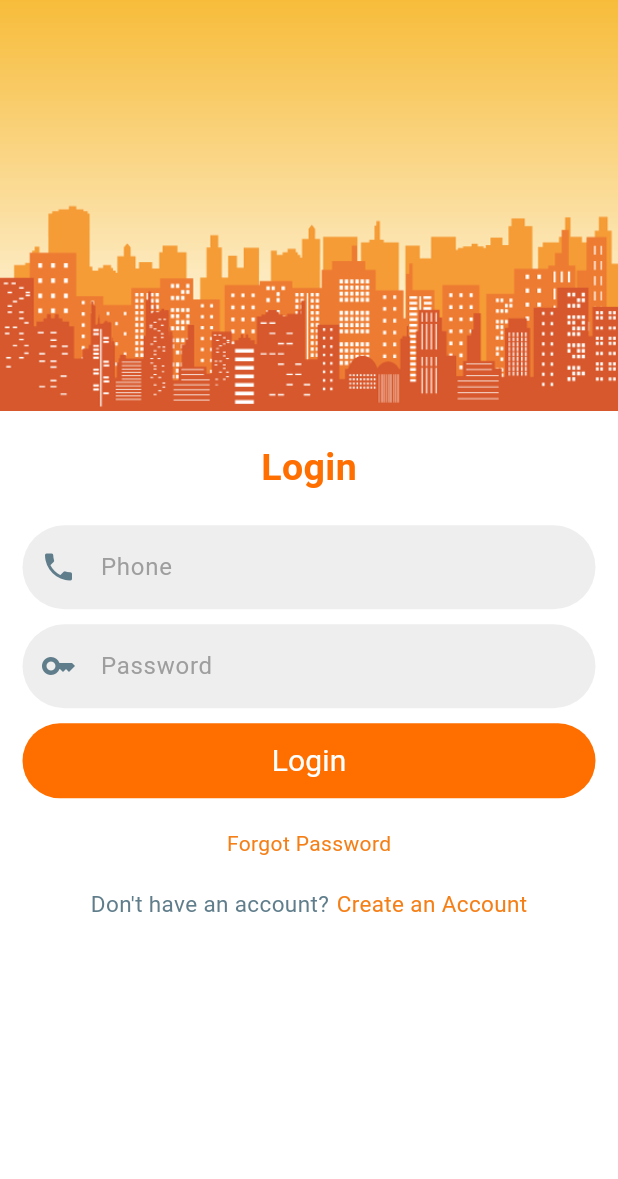
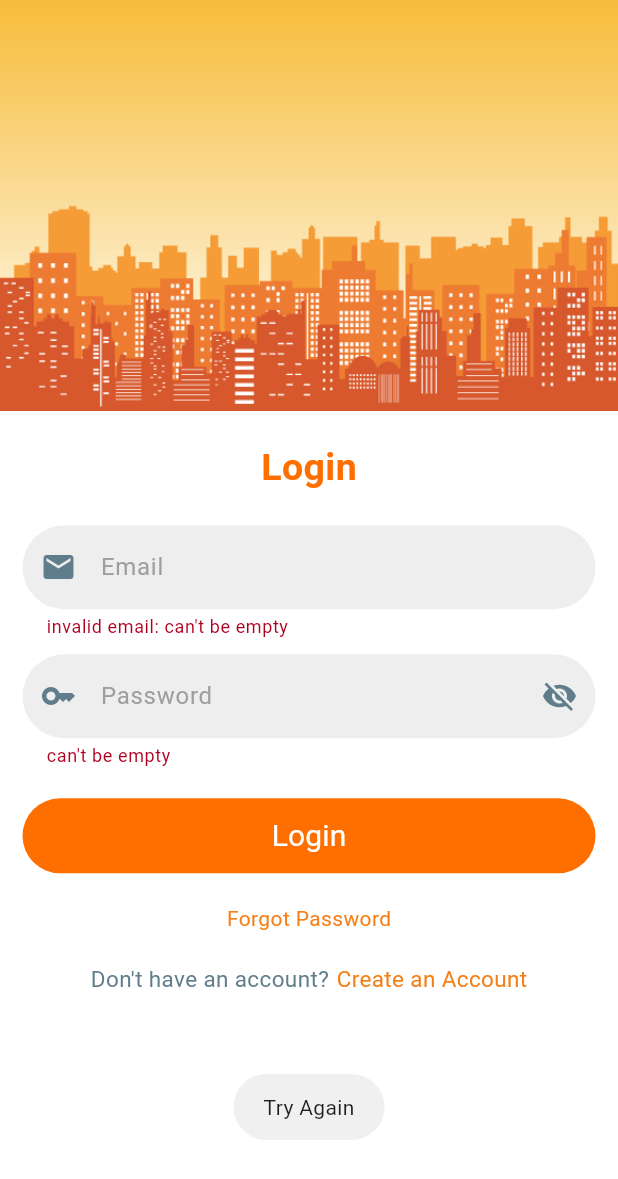
Before and after one commit to PerfectionistAF/Flutter_Apps, a Flutter app: the LoginScreen screen opened by its route, after a tap on "Login", on a phone screen of 412 x 824 dp. Shown: the top 1179 px of the screen. Run offline on Flutter 3.47's test engine with Material 3 defaults, Android fonts, the light colour scheme and no system bars; our stand-ins replace animated_text_kit, email_validator, firebase_auth, firebase_core, firebase_database, fluttertoast and 4 more; missing offline and left inert: syncfusion_flutter_maps; accounts and stored records are empty.

Commit message:
Done: Login, firebase_database snapshot, splash logo

```diff
--- a/lib/global/global.dart
+++ b/lib/global/global.dart
@@ -1,7 +1,8 @@
 import 'package:firebase_auth/firebase_auth.dart';
+import 'package:kar_ride/models/user.dart';
 
 final FirebaseAuth firebaseAuth = FirebaseAuth.instance;//start db instance
 User? currentUser;
 //connect with user
 
-//UserModel? userModelCurrentInfo;
+UserModel? userModelCurrentInfo;
--- a/lib/main.dart
+++ b/lib/main.dart
@@ -28,7 +28,7 @@ class MyApp extends StatelessWidget {
       theme:Themes.lightTheme,
       darkTheme: Themes.darkTheme,
       debugShowCheckedModeBanner: false,
-      home: RegisterScreen(),
+      home: SplashScreen(),
       routes:{
         "/Home":(context)=>HomeScreen(),
         "/Routes":(context)=>RoutesScreen(),
--- a/lib/screens/login.dart
+++ b/lib/screens/login.dart
@@ -1,14 +1,21 @@
+import 'package:firebase_database/firebase_database.dart';
 import 'package:flutter/material.dart';
 import 'package:flutter/services.dart';
-//import 'package:kar_ride/themes/themes.dart';
-//import 'package:kar_ride/main.dart';
+import 'package:email_validator/email_validator.dart';
+import 'package:fluttertoast/fluttertoast.dart';
+import 'package:intl_phone_field/intl_phone_field.dart';
+import 'package:kar_ride/global/global.dart';
+import 'package:kar_ride/themes/themes.dart';
+import 'package:kar_ride/main.dart';
+import 'package:kar_ride/screens/home.dart';
 //TO DO:
 /*
+FIXED
 Authenticate with firebase con
+Handle buttons
+Check nulls and text is handled well
 
 FIX DARK THEME
-HANDLE BUTTONS
-CHECK TEXT IS HANDLED WELL
 */
 
 class LoginScreen extends StatefulWidget {
@@ -20,13 +27,56 @@ class LoginScreen extends StatefulWidget {
 
 class _LoginScreenState extends State<LoginScreen> {
 
-  //final emailEditText = TextEditingController();
-  final phoneEditText = TextEditingController();
+  final emailEditText = TextEditingController();
+  //final phoneEditText = TextEditingController();
   final passwordEditText = TextEditingController();
 
   //Global key
   final _formKey = GlobalKey<FormState>();
+  bool _passwordVisible = false;
 
+  //initialise state of controllers as clear or not clear
+  @override //override default method
+  void initState(){
+    super.initState();
+    emailEditText.addListener(onListen);
+    //phoneEditText.addListener(onListen);
+    passwordEditText.addListener(onListen);
+  }
+  //clean up controllers to save memory
+  @override
+  void dispose(){
+    super.dispose();//upon rebuild
+    emailEditText.dispose();
+    //phoneEditText.dispose();
+    passwordEditText.dispose();
+/////////LISTENERS
+//dispose of listener in fields
+    emailEditText.removeListener(onListen);
+    //phoneEditText.removeListener(onListen);
+    passwordEditText.removeListener(onListen);
+  }
+
+  void onListen() => setState(() {/*update UI*/});
+
+  void _submit() async {//to register to real time db
+    if(_formKey.currentState!.validate()){//fixing null check to target error
+      await firebaseAuth.signInWithEmailAndPassword(
+        email: emailEditText.text.trim(), password: passwordEditText.text.trim()
+        ).then((auth) async {
+          currentUser = auth.user; //authenticate current user
+
+          await Fluttertoast.showToast(msg: "Login Successful");
+          Navigator.push(context, MaterialPageRoute(builder: (c)=>HomeScreen()));//if successful, go to maps
+        }).catchError((errorMessage){
+          Fluttertoast.showToast(msg:errorMessage.toString());
+        });
+    }
+    else{
+      debugPrint(_formKey.currentState!.validate().toString());
+      Fluttertoast.showToast(msg: "Try Again");
+    }
+  }
 
   @override
   Widget build(BuildContext context) {
@@ -59,16 +109,19 @@ class _LoginScreenState extends State<LoginScreen> {
                     crossAxisAlignment: CrossAxisAlignment.center,
                     children: [
                       Form(
+                        key: _formKey,
                         child: Column(
                           mainAxisAlignment: MainAxisAlignment.center,
                           crossAxisAlignment: CrossAxisAlignment.center,
                           children: [
+                            ///////EMAIL//////
                             TextFormField(
                               inputFormatters: [
                                 LengthLimitingTextInputFormatter(60),
                               ],
+                              keyboardType: TextInputType.emailAddress,
                               decoration: InputDecoration(
-                                hintText: 'Phone',
+                                hintText: 'Email',
                                 hintStyle: TextStyle(
                                   color: Colors.grey,
                                 ),
@@ -81,32 +134,48 @@ class _LoginScreenState extends State<LoginScreen> {
                                     style: BorderStyle.none,
                                   ),
                                 ),
-                                prefixIcon: Icon(Icons.phone, color: Colors.blueGrey)
+                                prefixIcon: Icon(Icons.email, color: Colors.blueGrey),
+                                //clear inputs
+                                suffixIcon: emailEditText.text.isEmpty ? Container(width: 0) :
+                                IconButton(
+                                icon:Icon(Icons.close, color: Colors.blueGrey),
+                                onPressed:(){
+                                  emailEditText.clear();
+                                },
+                                )//only show icon when there is email
                               ),
                               autovalidateMode: AutovalidateMode.onUserInteraction,
+                              autofillHints: [AutofillHints.email],//get past emails from system
                               validator: (text){
                                 if(text == null || text.isEmpty){
-                                  return "can't be empty";
+                                  return "invalid email: can't be empty";
                                 }
+                                if((EmailValidator.validate(text) == true) && (text.contains("eng.asu.edu.eg", 6) == true)){
+                                  if(text.length > 60){
+                                    return "value can't have more than 60 characters";
+                                  }
+                                  //validity check with @eng.asu.edu.eg
+                                  return null; //valid email--no errors
+                                }
+                                //if not validated
+                                //invalid:too short
                                 if(text.length < 2){
-                                  return "please enter a valid value";
+                                  return "invalid email: please enter a valid value";
                                 }
-                                if(text.length > 60){
-                                  return "value can't have more than 60 characters";
-                                }
-                                return "";//blank text
+                                return "invalid email: nonexistent";//invalid:nonexistent email
                               },
                               onChanged: (text)=>setState(() {
-                                phoneEditText.text = text;
+                                emailEditText.text = text;
                               }),
                             ),
 
                             SizedBox(height: 10,),
-                            ///////PHONE NUMBER//////
 
+                            ///////PASSWORD//////
                             TextFormField(
+                              obscureText: !_passwordVisible, //make it true to hide the pass
                               inputFormatters: [
-                                LengthLimitingTextInputFormatter(60),
+                                LengthLimitingTextInputFormatter(50),
                               ],
                               decoration: InputDecoration(
                                 hintText: 'Password',
@@ -122,29 +191,39 @@ class _LoginScreenState extends State<LoginScreen> {
                                     style: BorderStyle.none,
                                   ),
                                 ),
-                                prefixIcon: Icon(Icons.key, color: Colors.blueGrey)
+                                prefixIcon: Icon(Icons.key, color: Colors.blueGrey),
+                                suffixIcon: IconButton(
+                                  icon: Icon(_passwordVisible? Icons.visibility : Icons.visibility_off,
+                                  color: Colors.blueGrey),
+                                  onPressed: (){
+                                    setState(() {
+                                      //update password: toggle the state whichever it lands on
+                                      _passwordVisible = !_passwordVisible;
+                                    });
+                                  },
+                                    ),
                               ),
                               autovalidateMode: AutovalidateMode.onUserInteraction,
                               validator: (text){
                                 if(text == null || text.isEmpty){
                                   return "can't be empty";
                                 }
-                                if(text.length < 2){
-                                  return "please enter a valid value";
+                                if(text.length < 6){
+                                  return "password should be between 6-50 characters";
                                 }
-                                if(text.length > 60){
-                                  return "value can't have more than 60 characters";
+                                if(text.length > 49){
+                                  return "password should be less than 50 characters";
                                 }
-                                return "";//blank text
+                                return null;//no errors
                               },
                               onChanged: (text)=>setState(() {
                                 passwordEditText.text = text;
                               }),
                             ),
 
-                            SizedBox(height: 10,),
-                            ///////PASSWORD//////
+                            SizedBox(height: 20,),
 
+                            ///LOGIN BUTTON
                             ElevatedButton(
                               style: ElevatedButton.styleFrom(
                                 foregroundColor: darkTheme? Colors.black : Colors.white, backgroundColor: darkTheme? Colors.deepPurple.shade300 : Colors.amber.shade900,
@@ -155,7 +234,15 @@ class _LoginScreenState extends State<LoginScreen> {
                                 minimumSize: Size(double.infinity, 50)
                               ),
                               onPressed: (){
-                                //_submit(),
+                                debugPrint(_formKey.toString());
+                                 if (_formKey.currentState!.validate()) {
+                                  //differentiate between form validation and rt db
+                                  //snackbar here, in db toast
+                                    ScaffoldMessenger.of(context).showSnackBar(
+                                      const SnackBar(content: Text('Processing Request')),
+                                    );
+                                  }
+                                _submit();
                               },
                               child:Text(
                                 'Login',
@@ -165,7 +252,7 @@ class _LoginScreenState extends State<LoginScreen> {
                                 ),
                               ),
                             ),
-                            ///LOGIN BUTTON
+                            ////FORGOT PASSWORD
                             SizedBox(height: 20,),
                             GestureDetector(
                               onTap: (){},
@@ -176,9 +263,9 @@ class _LoginScreenState extends State<LoginScreen> {
                                 ),
                               ),
                             ),
-                            ////FORGOT PASSWORD
+
                             SizedBox(height: 20,),
-
+                            ////DON'T HAVE AN ACCOUNT
                             Row(
                               mainAxisAlignment: MainAxisAlignment.center,
                               children: [
--- a/pubspec.yaml
+++ b/pubspec.yaml
@@ -49,6 +49,11 @@ dependencies:
   firebase_storage: ^11.5.3
   firebase_messaging: ^14.7.6
   fluttertoast: ^8.2.4
+  animated_text_kit: ^4.2.2
+  hive: ^2.2.3
+  hive_flutter: ^1.1.0
+  hive_generator: ^2.0.1
+  build_runner: ^2.4.7
 
 
 dev_dependencies:
```
Also changed, not shown: lib/assistants/assistant_methods.dart (added, +20 -0 lines), lib/models/user.dart (added, +30 -0 lines), lib/screens/register.dart (+7 -7 lines), lib/splash_screen/splash_screen.dart (+36 -3 lines), pubspec.lock, 1 other file.
